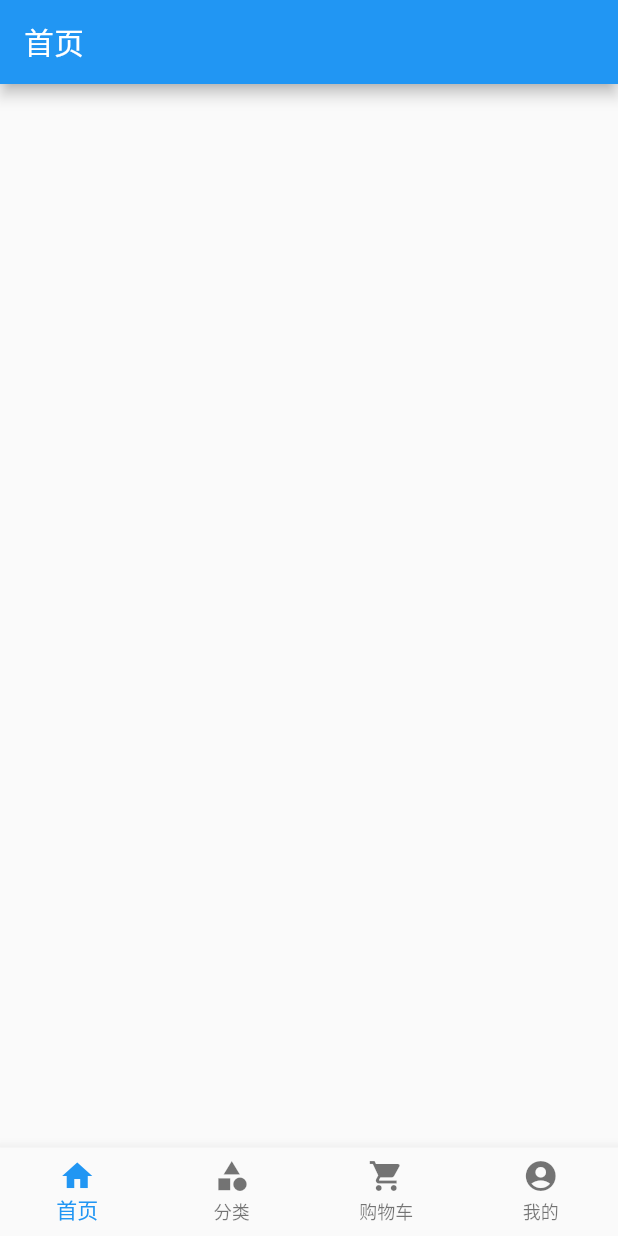
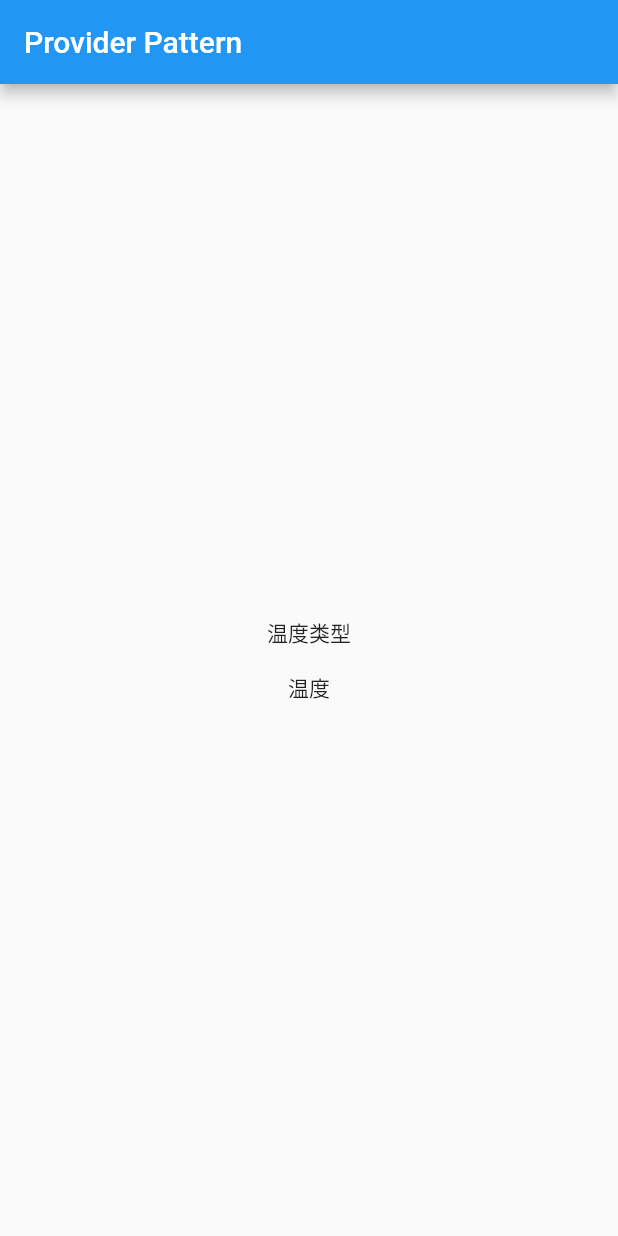
Before and after one commit to hemiahwu/flutter-jd-playlist, a Flutter app: the screen it shows after launch, on a phone screen of 412 x 824 dp. Run offline on Flutter 3.47's test engine with Material 2 defaults, Android fonts, the phone set to English and light mode, and no system bars.

Commit message:
provider

```diff
--- a/lib/main.dart
+++ b/lib/main.dart
@@ -1,10 +1,7 @@
 import 'package:flutter/material.dart';
-import 'package:jd_app/page/index_page.dart';
 import 'package:provider/provider.dart';
-import 'package:jd_app/provider/bottom_navi_provider.dart';
 
-void main() => runApp(
-    ChangeNotifierProvider.value(value: BottomNaviProvider(), child: MyApp()));
+void main() => runApp(MyApp());
 
 class MyApp extends StatelessWidget {
   // This widget is the root of your application.
@@ -15,7 +12,53 @@ class MyApp extends StatelessWidget {
       theme: ThemeData(
         primarySwatch: Colors.blue,
       ),
-      home: IndexPage(),
+      home: MyHomePage(),
     );
   }
 }
+
+class MyHomePage extends StatelessWidget {
+  const MyHomePage({Key key}) : super(key: key);
+
+  @override
+  Widget build(BuildContext context) {
+    return Scaffold(
+      appBar: AppBar(
+        title: Text("Provider Pattern"),
+      ),
+      body: Center(
+        child: Column(
+          mainAxisAlignment: MainAxisAlignment.center,
+          children: <Widget>[
+            MySpecialHeading(),
+            MySpecialContent(),
+          ],
+        ),
+      ),
+    );
+  }
+}
+
+class MySpecialHeading extends StatelessWidget {
+  const MySpecialHeading({Key key}) : super(key: key);
+
+  @override
+  Widget build(BuildContext context) {
+    return Padding(
+      padding: const EdgeInsets.all(8.0),
+      child: Text("温度类型"),
+    );
+  }
+}
+
+class MySpecialContent extends StatelessWidget {
+  const MySpecialContent({Key key}) : super(key: key);
+
+  @override
+  Widget build(BuildContext context) {
+    return Padding(
+      padding: const EdgeInsets.all(8.0),
+      child: Text("温度"),
+    );
+  }
+}
--- a/lib/page/home_page.dart
+++ /dev/null
@@ -1,20 +0,0 @@
-import 'package:flutter/material.dart';
-
-class HomePage extends StatefulWidget {
-  HomePage({Key key}) : super(key: key);
-
-  @override
-  _HomePageState createState() => _HomePageState();
-}
-
-class _HomePageState extends State<HomePage> {
-  @override
-  Widget build(BuildContext context) {
-    return Scaffold(
-      appBar: AppBar(
-        title: Text("首页"),
-      ),
-      body: Container(),
-    );
-  }
-}
--- a/lib/page/index_page.dart
+++ /dev/null
@@ -1,65 +0,0 @@
-import 'package:flutter/material.dart';
-import 'package:jd_app/page/home_page.dart';
-import 'package:jd_app/page/category_page.dart';
-import 'package:jd_app/page/cart_page.dart';
-import 'package:jd_app/page/user_page.dart';
-
-import 'package:provider/provider.dart';
-import 'package:jd_app/provider/bottom_navi_provider.dart';
-
-class IndexPage extends StatefulWidget {
-  IndexPage({Key key}) : super(key: key);
-
-  @override
-  _IndexPageState createState() => _IndexPageState();
-}
-
-class _IndexPageState extends State<IndexPage> {
-  int _currentIndex = 0;
-  @override
-  Widget build(BuildContext context) {
-    return Scaffold(bottomNavigationBar:
-        Consumer<BottomNaviProvider>(builder: (_, mProvider, __) {
-      return BottomNavigationBar(
-        type: BottomNavigationBarType.fixed,
-        currentIndex: _currentIndex,
-        items: <BottomNavigationBarItem>[
-          BottomNavigationBarItem(
-            icon: Icon(Icons.home),
-            title: Text("首页"),
-          ),
-          BottomNavigationBarItem(
-            icon: Icon(Icons.category),
-            title: Text("分类"),
-          ),
-          BottomNavigationBarItem(
-            icon: Icon(Icons.shopping_cart),
-            title: Text("购物车"),
-          ),
-          BottomNavigationBarItem(
-            icon: Icon(Icons.account_circle),
-            title: Text("我的"),
-          ),
-        ],
-        onTap: (index) {
-          // print(index);
-          // setState(() {
-          //   _currentIndex = index;
-          // });
-          mProvider.changeBottomNaviIndex(index);
-        },
-      );
-    }), body: Consumer<BottomNaviProvider>(builder: (_, mProvider, __) {
-      return IndexedStack(
-        index: mProvider.bottomNaviIndex,
-        // 层布局控件 只显示一个
-        children: <Widget>[
-          HomePage(),
-          CategoryPage(),
-          CartPage(),
-          UserPage(),
-        ],
-      );
-    }));
-  }
-}
--- a/lib/provider/bottom_navi_provider.dart
+++ /dev/null
@@ -1,12 +0,0 @@
-import 'package:flutter/material.dart';
-
-class BottomNaviProvider with ChangeNotifier {
-  int bottomNaviIndex = 0;
-
-  void changeBottomNaviIndex(int index) {
-    if (this.bottomNaviIndex != index) {
-      this.bottomNaviIndex = index;
-      notifyListeners();
-    }
-  }
-}
```
Also changed, not shown: lib/WeatherInfo.dart (added, +15 -0 lines), lib/page/cart_page.dart (deleted, +0 -20 lines), lib/page/category_page.dart (deleted, +0 -20 lines), lib/page/user_page.dart (deleted, +0 -20 lines).
